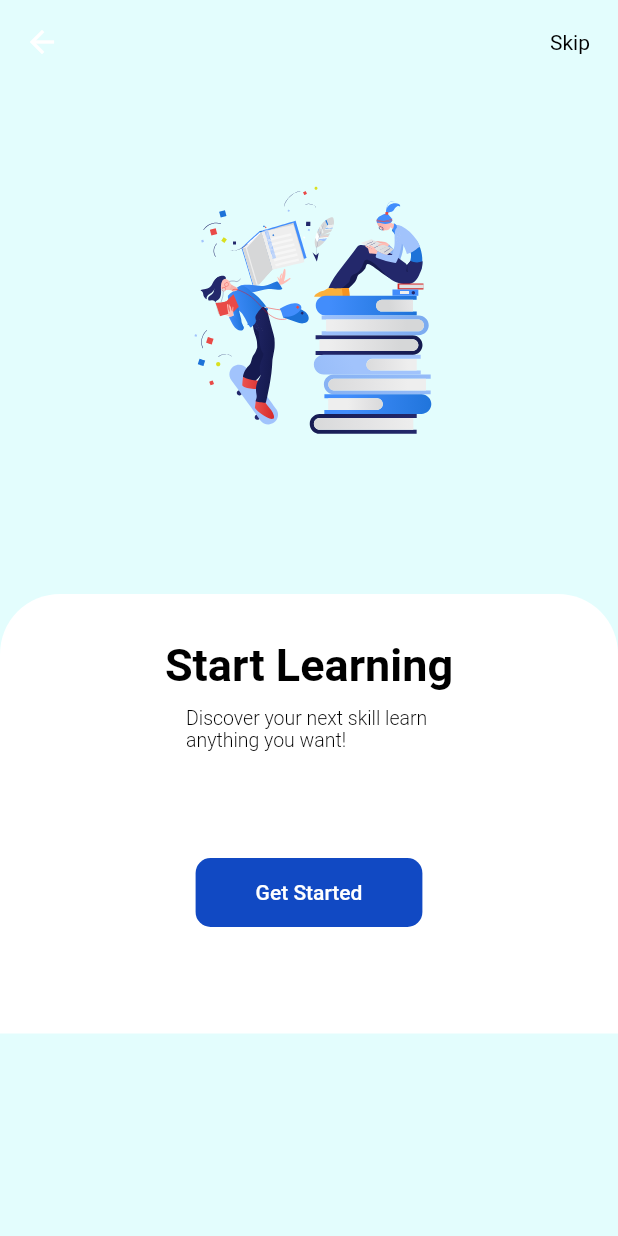
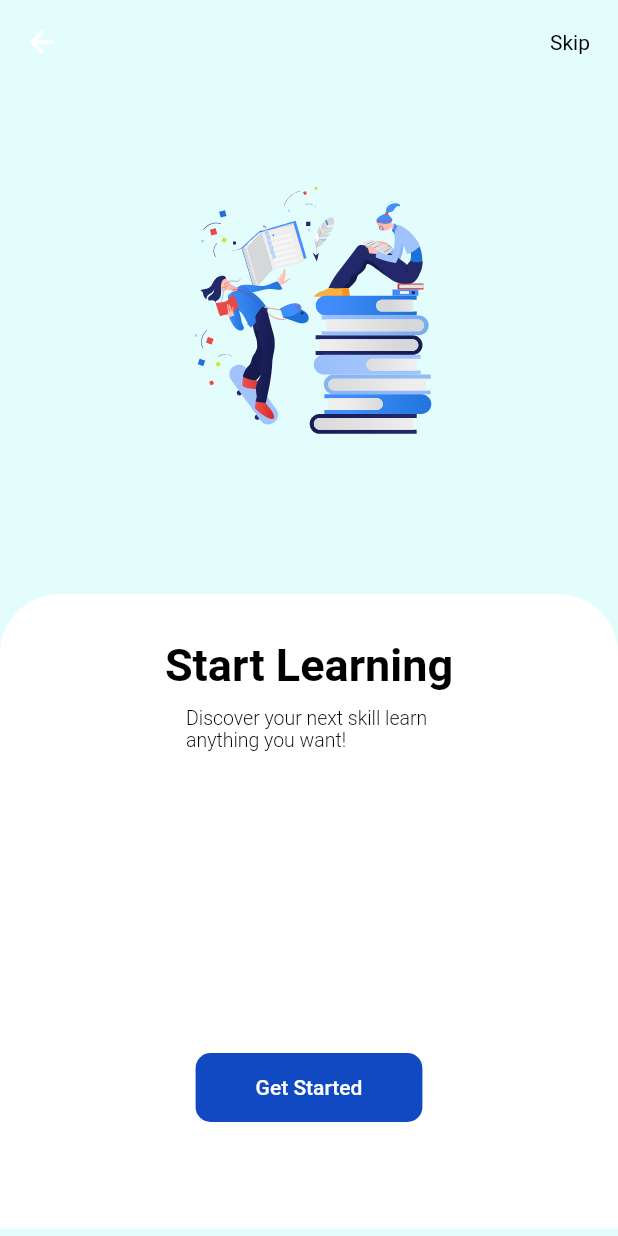
Before and after one commit to miracxdev/infoScren_example, a Flutter app: the screen it shows after launch, after a tap on "Get Started", on a phone screen of 412 x 824 dp. Run offline on Flutter 3.47's test engine with Material 2 defaults, Android fonts, the phone set to English and light mode, and no system bars; our stand-ins replace lottie.

Commit message:
proje tamamlandı

```diff
--- a/lib/Screens/first_screen.dart
+++ b/lib/Screens/first_screen.dart
@@ -74,7 +74,7 @@ class _FirstScreenState extends State<FirstScreen> {
                       fontSize: 13),
                 ),
                 const SizedBox(
-                  height: 70,
+                  height: 200,
                 ),
                 TextButton(
                   onPressed: () {
--- a/lib/Screens/second_screen.dart
+++ b/lib/Screens/second_screen.dart
@@ -73,7 +73,7 @@ class _SecondScreenState extends State<SecondScreen> {
                       fontSize: 13),
                 ),
                 const SizedBox(
-                  height: 70,
+                  height: 200,
                 ),
                 TextButton(
                   onPressed: () {},
```
